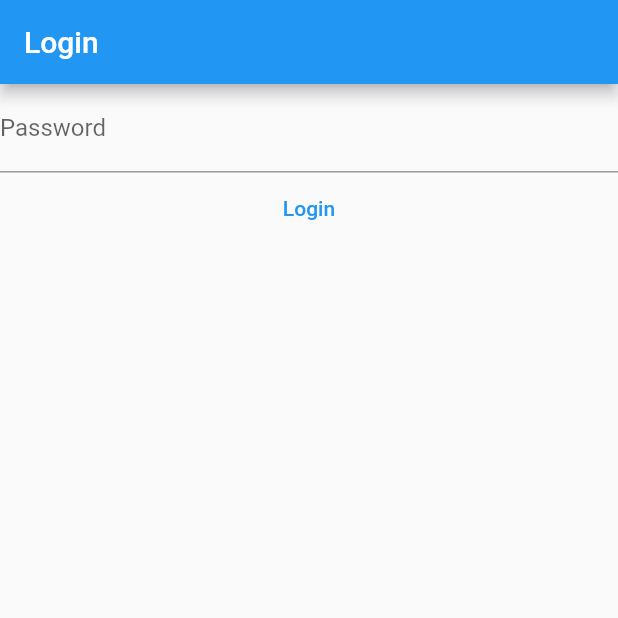
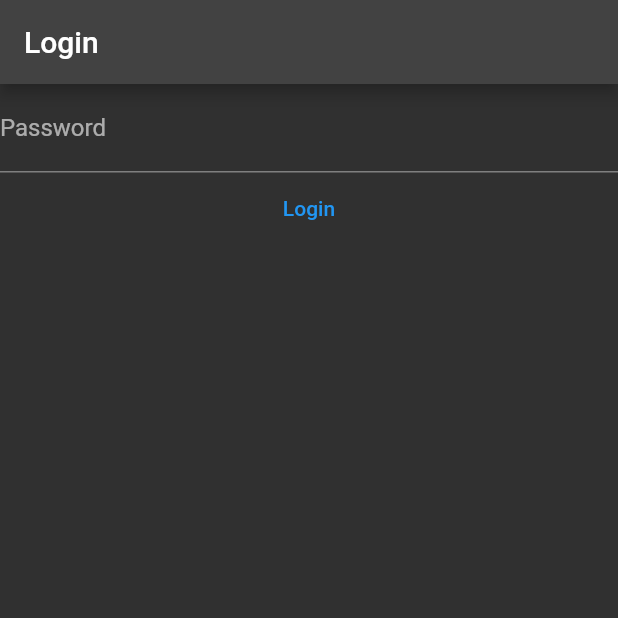
Before and after one commit to filip-szweda/project-wombat, a Flutter app: the screen it shows after launch, on a phone screen of 412 x 824 dp, the top half of it. Run offline on Flutter 3.47's test engine with Material 2 defaults, Android fonts, the phone set to English and light mode, and no system bars; our stand-ins replace file_picker; missing offline and left inert: encrypt, pointycastle, rsa_encrypt.

Commit message:
final version

```diff
--- a/lib/main.dart
+++ b/lib/main.dart
@@ -11,8 +11,7 @@ class FileSharer extends StatelessWidget {
   @override
   Widget build(BuildContext context) {
     return MaterialApp(
-      theme: ThemeData(),
-      darkTheme: ThemeData.dark(),
+      theme: ThemeData.dark(),
       title: "File sharer",
       routes: {
         '/': (context) => const LoginPage(),
--- a/lib/pages/communication_page/receive_messages_widget.dart
+++ b/lib/pages/communication_page/receive_messages_widget.dart
@@ -84,7 +84,7 @@ class MessageBubble extends StatelessWidget {
         children: [
           Text(
             sender,
-            style: TextStyle(fontSize: 12, color: Colors.black54),
+            style: TextStyle(fontSize: 12, color: Colors.white54),
           ),
           Material(
             borderRadius: borderRadiusGeometry,
```
Also changed, not shown: lib/utils/tcp_connection.dart (+5 -2 lines).
